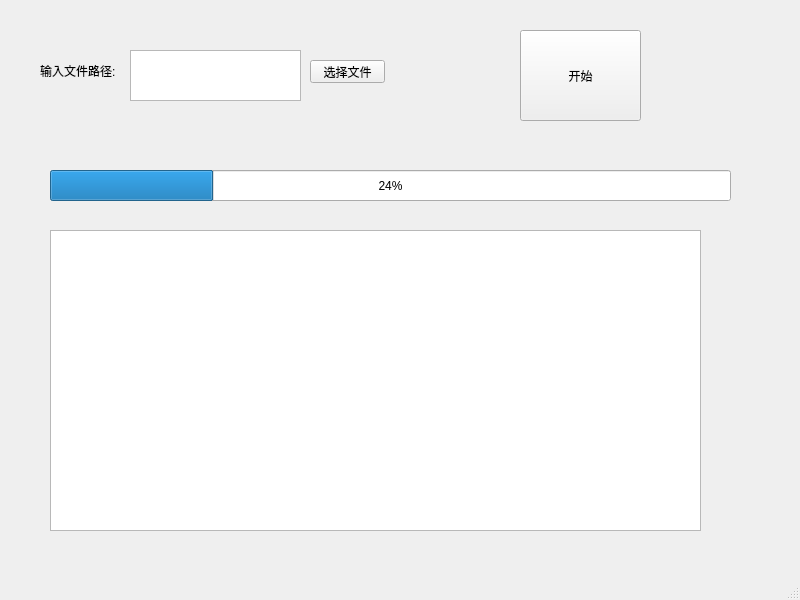
Before: the Qt Designer form vivo/MainWindow.ui in wudizhangzhi/coding_for_life, drawn with Qt 5.
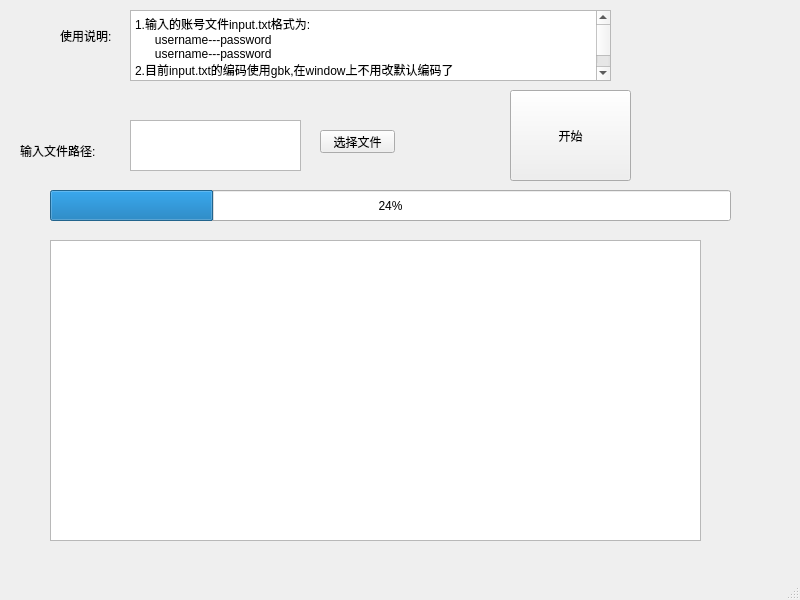
After: the same form once the commit is applied.

Diff of the .ui file:
```diff
--- a/vivo/MainWindow.ui
+++ b/vivo/MainWindow.ui
@@ -18,7 +18,7 @@
     <property name="geometry">
      <rect>
       <x>130</x>
-      <y>50</y>
+      <y>120</y>
       <width>171</width>
       <height>51</height>
      </rect>
@@ -27,8 +27,8 @@
    <widget class="QPushButton" name="btn_start">
     <property name="geometry">
      <rect>
-      <x>520</x>
-      <y>30</y>
+      <x>510</x>
+      <y>90</y>
       <width>121</width>
       <height>91</height>
      </rect>
@@ -40,8 +40,8 @@
    <widget class="QLabel" name="label">
     <property name="geometry">
      <rect>
-      <x>40</x>
-      <y>40</y>
+      <x>20</x>
+      <y>120</y>
       <width>101</width>
       <height>61</height>
      </rect>
@@ -54,7 +54,7 @@
     <property name="geometry">
      <rect>
       <x>50</x>
-      <y>230</y>
+      <y>240</y>
       <width>651</width>
       <height>301</height>
      </rect>
@@ -64,7 +64,7 @@
     <property name="geometry">
      <rect>
       <x>50</x>
-      <y>170</y>
+      <y>190</y>
       <width>681</width>
       <height>31</height>
      </rect>
@@ -76,8 +76,8 @@
    <widget class="QPushButton" name="btn_select">
     <property name="geometry">
      <rect>
-      <x>310</x>
-      <y>60</y>
+      <x>320</x>
+      <y>130</y>
       <width>75</width>
       <height>23</height>
      </rect>
@@ -86,6 +86,35 @@
      <string>选择文件</string>
     </property>
    </widget>
+   <widget class="QPlainTextEdit" name="plainTextEdit">
+    <property name="geometry">
+     <rect>
+      <x>130</x>
+      <y>10</y>
+      <width>481</width>
+      <height>71</height>
+     </rect>
+    </property>
+    <property name="plainText">
+     <string>1.输入的账号文件input.txt格式为:
+      username---password
+      username---password
+2.目前input.txt的编码使用gbk,在window上不用改默认编码了</string>
+    </property>
+   </widget>
+   <widget class="QLabel" name="label_2">
+    <property name="geometry">
+     <rect>
+      <x>60</x>
+      <y>30</y>
+      <width>54</width>
+      <height>12</height>
+     </rect>
+    </property>
+    <property name="text">
+     <string>使用说明:</string>
+    </property>
+   </widget>
   </widget>
   <widget class="QMenuBar" name="menubar">
    <property name="geometry">
```
